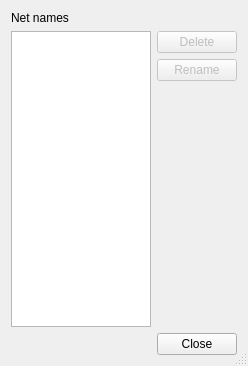
The window that src/DialogEditNets.ui (gdevic/Z80Explorer) describes before a commit, drawn with Qt 5.
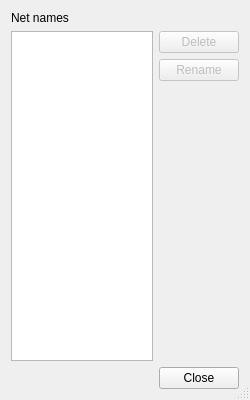
The same window after the commit.

Commit message: Dialog edit net code to delete and rename net names

What changed in the file:
```diff
--- a/src/DialogEditNets.ui
+++ b/src/DialogEditNets.ui
@@ -6,8 +6,8 @@
    <rect>
     <x>0</x>
     <y>0</y>
-    <width>248</width>
-    <height>366</height>
+    <width>250</width>
+    <height>400</height>
    </rect>
   </property>
   <property name="windowTitle">
@@ -29,7 +29,14 @@
      <item>
       <layout class="QHBoxLayout" name="horizontalLayout">
        <item>
-        <widget class="QListWidget" name="listNets"/>
+        <widget class="QListWidget" name="listNets">
+         <property name="selectionMode">
+          <enum>QAbstractItemView::ExtendedSelection</enum>
+         </property>
+         <property name="sortingEnabled">
+          <bool>true</bool>
+         </property>
+        </widget>
        </item>
        <item>
         <layout class="QVBoxLayout" name="verticalLayout_1">
```
The commit also changes 2 other files.
